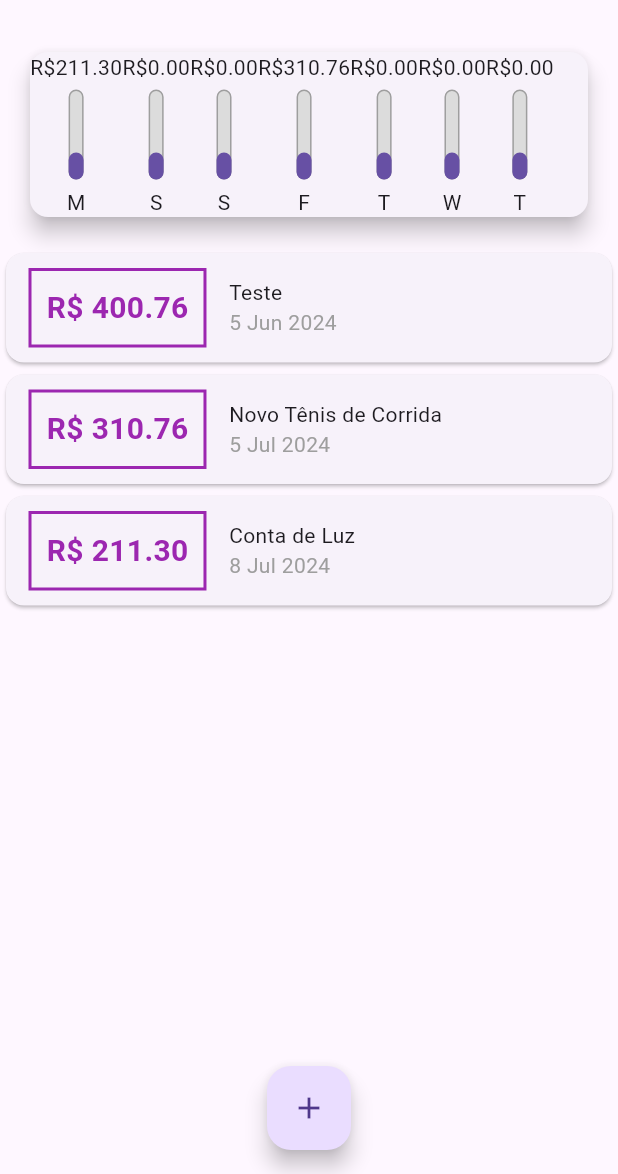
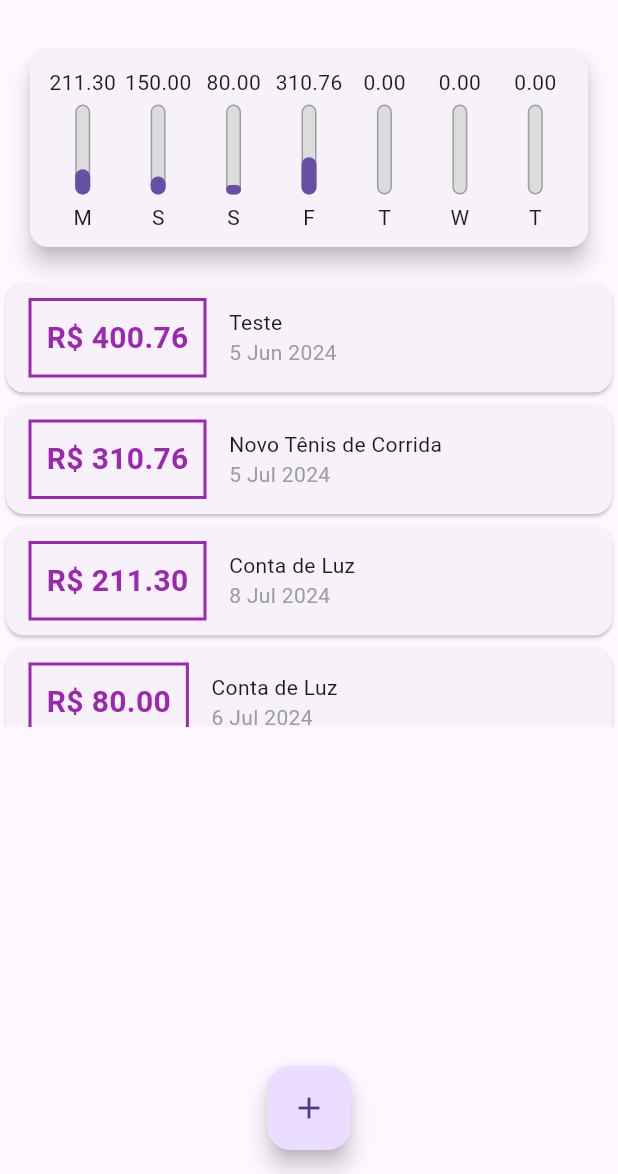
Before and after one commit to alexandreccarmo/despesas_pessoais_flutter, a Flutter app: the screen it shows after launch, on a phone screen of 412 x 824 dp, the part 62-1236 px from its top. Run offline on Flutter 3.47's test engine with Material 3 defaults, Android fonts, the light colour scheme and no system bars; missing offline and left inert: dart:ffi.

Commit message:
melhorando o visual do grafico com destaque para os componentes Flexible e FittedBox

```diff
--- a/expenses_flutter/lib/components/chart.dart
+++ b/expenses_flutter/lib/components/chart.dart
@@ -38,20 +38,33 @@ class Chart extends StatelessWidget {
     });
   }
 
+  double get _weekTotalValue {
+    return groupedTransactions.fold(0.0, (sum, tr) {
+      return sum + (tr['value'] as double);
+    });
+  }
+
   @override
   Widget build(BuildContext context) {
-    groupedTransactions;
+
     return Card(
       elevation: 6,
       margin: EdgeInsets.all(20),
+      child: Padding(
+        padding: const EdgeInsets.all(10),
         child: Row(
+          mainAxisAlignment: MainAxisAlignment.spaceAround,
           children: groupedTransactions.map((tr){
-          return ChartBar(
+            return Flexible(
+              fit: FlexFit.tight,
+              child: ChartBar(
                 label: tr['day'] as String ,
                 value: tr['value'] as double,
-            percentage: 0.3,
+                percentage: (tr['value'] as double) / _weekTotalValue,
+              ),
             );
           }).toList(),
+        ),
       ),
     );
   }
--- a/expenses_flutter/lib/components/chart_bar.dart
+++ b/expenses_flutter/lib/components/chart_bar.dart
@@ -1,5 +1,6 @@
 import 'package:flutter/cupertino.dart';
 import 'package:flutter/material.dart';
+import 'package:flutter/widgets.dart';
 
 class ChartBar extends StatelessWidget{
 
@@ -13,7 +14,9 @@ class ChartBar extends StatelessWidget{
   Widget build(BuildContext context) {
     return Column(
       children: [
-        Text('R\$${value.toStringAsFixed(2)}'),
+        FittedBox(
+            child: Text('${value.toStringAsFixed(2)}')
+        ),
         SizedBox(height: 5),
         Container(
           height: 60,
--- a/expenses_flutter/lib/main.dart
+++ b/expenses_flutter/lib/main.dart
@@ -67,6 +67,19 @@ class _MyHomePageState extends State<MyHomePage> {
       value: 211.30,
       date: DateTime.now(),
     ),
+    Transaction(
+      id: 't3',
+      title: 'Conta de Luz',
+      value: 80.00,
+      date: DateTime.now().subtract(Duration(days: 2)),
+    ),
+
+    Transaction(
+      id: 't4',
+      title: 'Conta de Luz',
+      value: 150.00,
+      date: DateTime.now().subtract(Duration(days: 1)),
+    ),
   ];
 
   List<Transaction> get _recentTransanctions {
```
Lines whose indentation alone changed are shown as unchanged.
